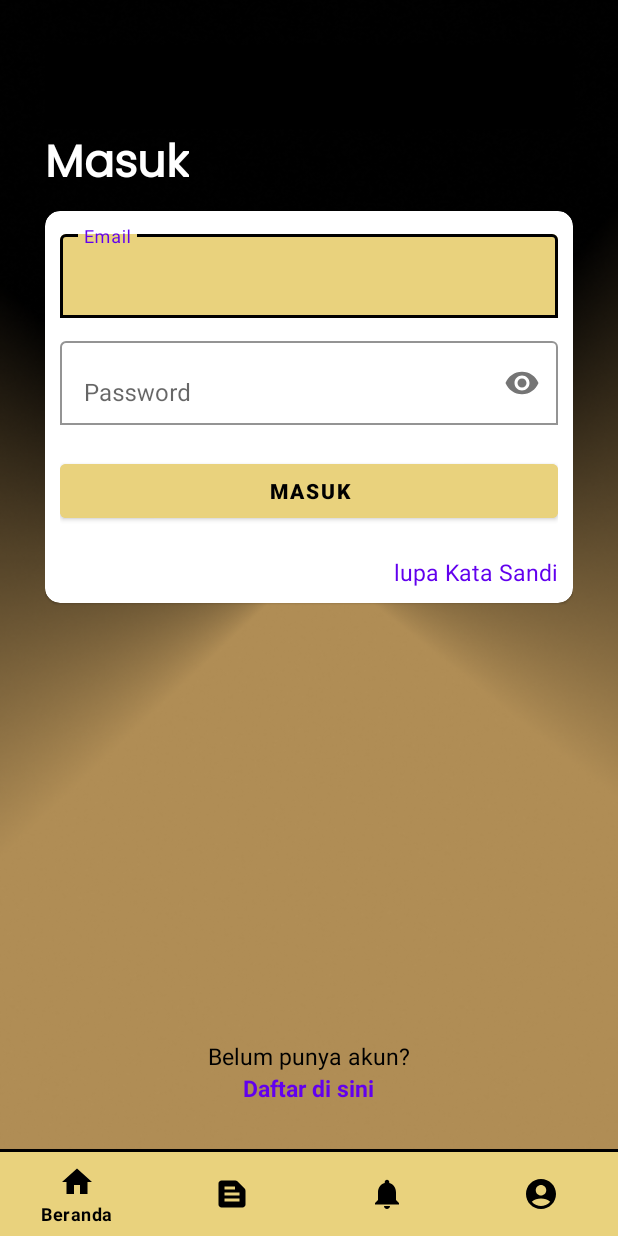
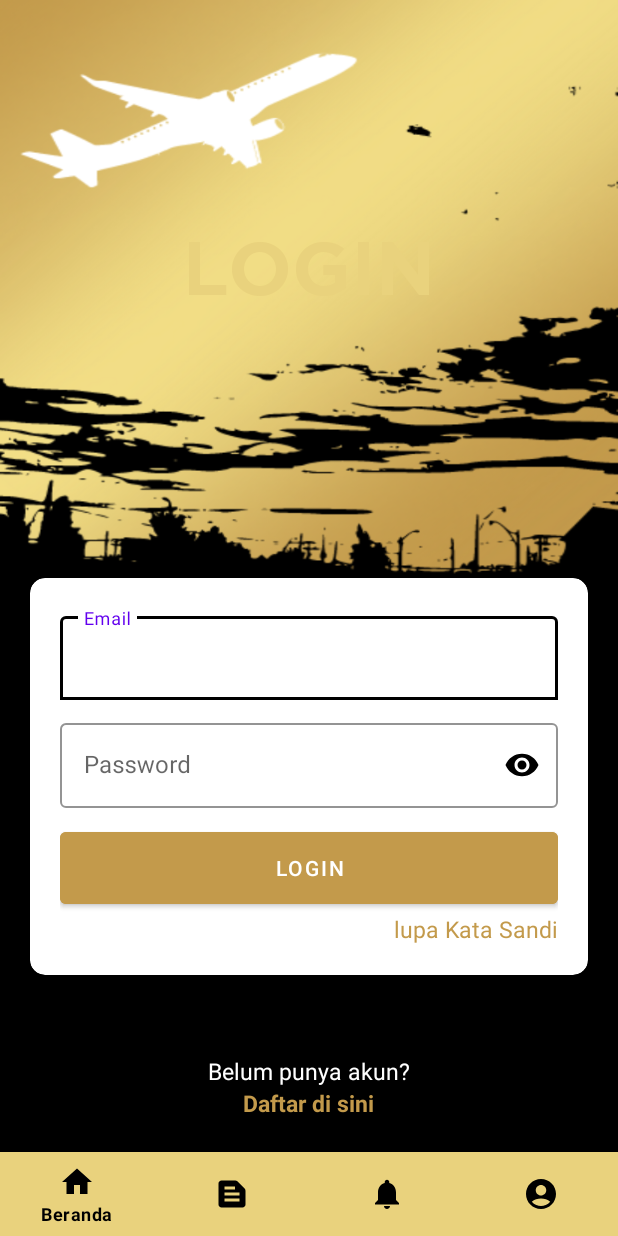
Before and after one commit to Flytix-Aerotech/AND-Tim-C-9, an Android app: the screen it shows after launch (MainActivity), on a phone screen of 412 x 824 dp. Run offline under Robolectric (Android 15) with nearby library versions, the phone set to English and light mode, and no system bars; our stand-ins replace Dagger/Hilt's generated code, navigation-ui.

Commit message:
data diri, login, register, lupa password

```diff
--- a/app/src/main/res/layout/fragment_home.xml
+++ b/app/src/main/res/layout/fragment_home.xml
@@ -262,7 +262,9 @@
 
 
                         <Button
+                            android:id="@+id/btnCariPenerbangan"
                             style="@style/btngold"
+                            android:textColor="@color/white"
                             android:layout_width="match_parent"
                             android:layout_height="wrap_content"
                             android:layout_below="@id/et_kelaskursi"
@@ -291,4 +293,5 @@
         android:layout_height="wrap_content"
         android:layout_below="@id/tv_favdestinasi" />
 
+
 </RelativeLayout>
--- a/app/src/main/res/layout/fragment_login.xml
+++ b/app/src/main/res/layout/fragment_login.xml
@@ -1,111 +1,102 @@
 <?xml version="1.0" encoding="utf-8"?>
 <RelativeLayout xmlns:android="http://schemas.android.com/apk/res/android"
+    android:layout_width="match_parent"
+    android:layout_height="match_parent"
     xmlns:app="http://schemas.android.com/apk/res-auto"
     xmlns:tools="http://schemas.android.com/tools"
-    android:layout_width="match_parent"
-    android:layout_height="match_parent"
-    tools:context=".view.Login"
-    android:background="@drawable/bg_fargment"
-    android:padding="30dp">
+    android:background="@drawable/bg"
+    android:padding="20dp"
+    tools:context=".view.Login">
 
 
-    <androidx.appcompat.widget.Toolbar
-        android:id="@+id/tb_login"
+    <TextView
+        android:id="@+id/tvlogin"
+        android:layout_width="wrap_content"
+        android:layout_height="wrap_content"
+        android:layout_marginTop="130dp"
+        android:fontFamily="@font/gothambold"
+        android:text="LOGIN"
+        android:layout_centerHorizontal="true"
+        android:textColor="@color/emas"
+        android:textSize="50dp"
+        app:boxStrokeColor="@color/black"/>
+
+    <com.google.android.material.card.MaterialCardView
+        android:id="@+id/cv_home"
         android:layout_width="match_parent"
         android:layout_height="wrap_content"
-        android:background="@color/black">
-
-        <RelativeLayout
-            android:layout_width="match_parent"
-            android:layout_height="match_parent">
-        </RelativeLayout>
-
-    </androidx.appcompat.widget.Toolbar>
-
-    <TextView
-        android:id="@+id/tv_headingLogin"
-        style="@style/textheading24bold"
-        android:layout_width="wrap_content"
-        android:layout_height="wrap_content"
-        android:layout_below="@id/tb_login"
-        android:text="Masuk"
-        android:textSize="30sp" />
-
-    <com.google.android.material.card.MaterialCardView
-        android:layout_width="match_parent"
-        android:layout_height="wrap_content"
-        android:layout_below="@id/tv_headingLogin"
-        android:layout_marginTop="5dp"
+        android:layout_below="@id/tvlogin"
+        android:layout_marginTop="180dp"
         app:cardBackgroundColor="@color/white"
         app:cardCornerRadius="10dp">
 
         <RelativeLayout
             android:layout_width="match_parent"
             android:layout_height="wrap_content"
-            android:padding="10dp">
+            android:padding="20dp">
 
     <com.google.android.material.textfield.TextInputLayout
-        android:id="@+id/layemail"
+        android:id="@+id/emailLogin"
         android:layout_width="match_parent"
         android:layout_height="wrap_content"
         android:hint="Email"
-        app:boxBackgroundColor="@color/emas"
+        app:boxBackgroundColor="@color/white"
         app:boxBackgroundMode="outline"
-        app:boxStrokeColor="@color/black"
-        android:layout_below="@id/tv_headingLogin"
-        tools:ignore="NotSibling">
+        app:boxStrokeColor="@color/black">
 
         <com.google.android.material.textfield.TextInputEditText
-            android:id="@+id/et_emaillogin"
             android:layout_width="match_parent"
-            android:layout_height="wrap_content" />
+            android:layout_height="wrap_content"
+            android:textColor="@color/black"
+            tools:ignore="TextContrastCheck,VisualLintTextFieldSize" />
 
     </com.google.android.material.textfield.TextInputLayout>
+
+    <com.google.android.material.textfield.TextInputLayout
+        android:id="@+id/pass"
+        android:layout_width="match_parent"
+        android:layout_height="wrap_content"
+        android:layout_marginTop="10dp"
+        android:layout_below="@id/emailLogin"
+        style="@style/Widget.MaterialComponents.TextInputLayout.OutlinedBox"
+        app:boxBackgroundMode="outline"
+        app:boxBackgroundColor="@color/white"
+        app:boxStrokeColor="@color/black"
+        app:endIconMode="password_toggle"
+        app:endIconTint="@color/black"
+
+        >
+
+        <com.google.android.material.textfield.TextInputEditText
+            android:hint="Password"
+            android:inputType="textPassword"
+            android:textColor="@color/black"
+            android:layout_width="match_parent"
+            android:layout_height="wrap_content"
+            />
+
+    </com.google.android.material.textfield.TextInputLayout>
+
+    <Button
+        android:id="@+id/login"
+        android:layout_width="match_parent"
+        android:layout_height="60dp"
+        android:layout_below="@id/pass"
+        android:text="LOGIN"
+        android:layout_marginTop="10dp"
+        android:backgroundTint="@color/gold"/>
 
     <TextView
         android:id="@+id/lupaPassword"
         android:layout_width="wrap_content"
         android:layout_height="wrap_content"
-        android:layout_marginTop="220dp"
+        android:layout_below="@id/login"
         android:layout_alignParentRight="true"
         android:text="lupa Kata Sandi"
-        android:textColor="@color/purple_500"
+        android:textColor="@color/gold"
         android:textSize="15sp" />
 
-    <com.google.android.material.textfield.TextInputLayout
-        android:id="@+id/laypass"
-        android:layout_width="match_parent"
-        android:layout_height="wrap_content"
-        android:hint="Password"
-        android:layout_below="@id/layemail"
-        app:boxBackgroundColor="@color/white"
-        app:boxBackgroundMode="outline"
-        app:boxStrokeColor="@color/black"
-        app:endIconMode="password_toggle"
-        android:layout_marginTop="10dp"
-        >
-
-        <com.google.android.material.textfield.TextInputEditText
-            android:id="@+id/et_passwordlogin"
-            android:layout_width="match_parent"
-            android:layout_height="wrap_content"
-            android:inputType="textPassword" />
-
-    </com.google.android.material.textfield.TextInputLayout>
-
-
-    <Button
-        android:id="@+id/btnLogin"
-        style="@style/btngold"
-        android:layout_width="match_parent"
-        android:layout_height="wrap_content"
-        android:layout_centerHorizontal="true"
-        android:layout_marginTop="20dp"
-        android:layout_below="@id/laypass"
-        android:text="Masuk" />
-
         </RelativeLayout>
-
     </com.google.android.material.card.MaterialCardView>
 
     <TextView
@@ -113,7 +104,7 @@
         android:layout_width="wrap_content"
         android:layout_height="wrap_content"
         android:text="Belum punya akun?"
-        android:textColor="@color/black"
+        android:textColor="@color/white"
         android:layout_centerHorizontal="true"
         android:layout_above="@id/tv_dftardisini"
         android:textSize="15sp" />
@@ -125,9 +116,11 @@
         android:layout_alignParentBottom="true"
         android:layout_centerHorizontal="true"
         android:text="Daftar di sini"
-        android:textColor="@color/purple_500"
+        android:textColor="@color/gold"
         android:textSize="15sp"
         android:textStyle="bold" />
 
 
+
+
 </RelativeLayout>
```
